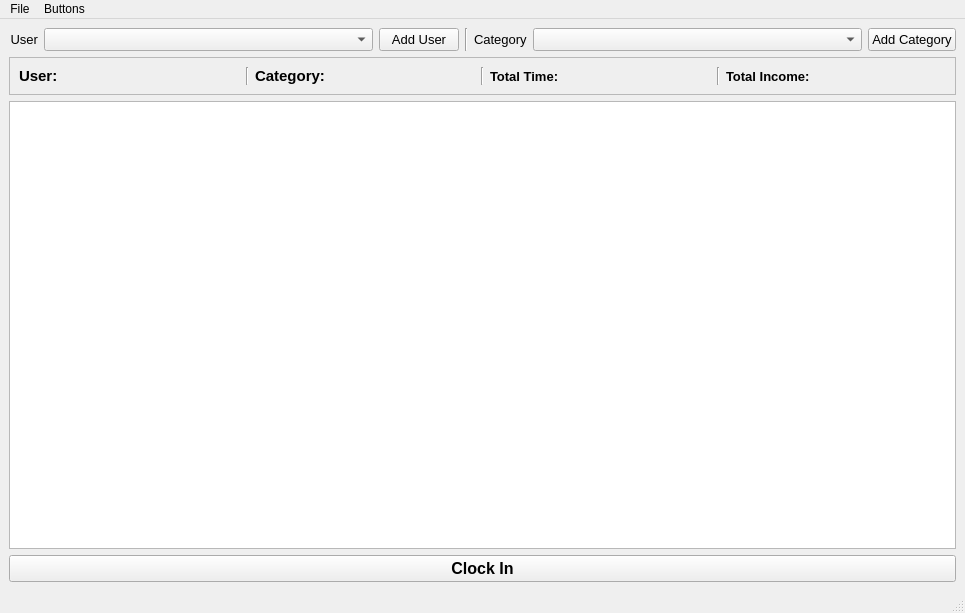
First picture: the form in Gui/MainWindow.ui, repository smithbro2115/Clocking, before the edit.
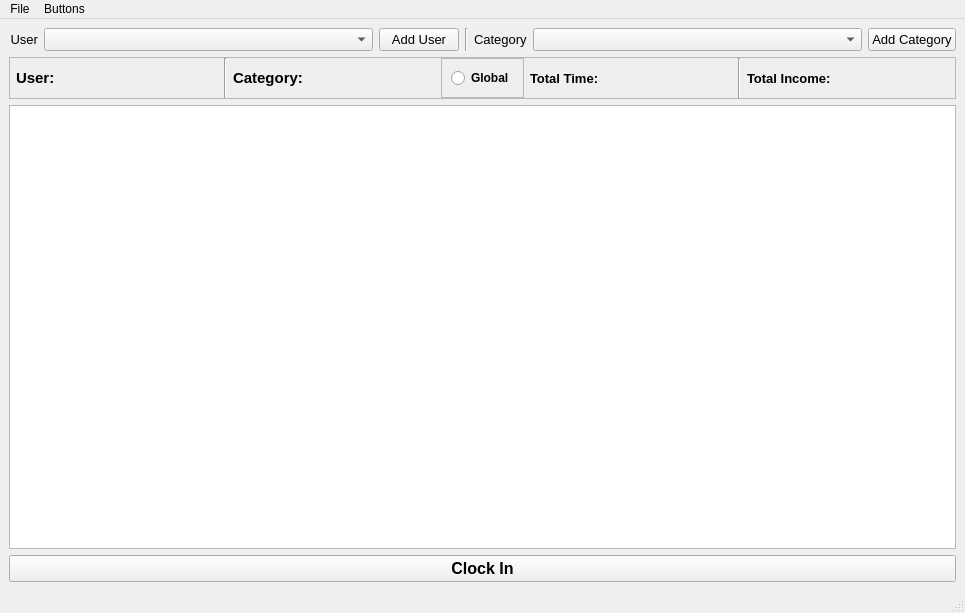
Second picture: the form after the edit.

Commit message: - Added global income and time - Made things format a little nicer

```diff
--- a/Gui/MainWindow.ui
+++ b/Gui/MainWindow.ui
@@ -33,6 +33,9 @@
           <pointsize>12</pointsize>
          </font>
         </property>
+        <property name="textElideMode">
+         <enum>Qt::ElideRight</enum>
+        </property>
        </widget>
       </item>
       <item row="1" column="1" colspan="3">
@@ -43,30 +46,66 @@
         <property name="frameShadow">
          <enum>QFrame::Raised</enum>
         </property>
-        <layout class="QGridLayout" name="gridLayout_4">
+        <layout class="QGridLayout" name="gridLayout_4" columnstretch="1,0,0,1,0,1,0,0,1">
+         <property name="leftMargin">
+          <number>6</number>
+         </property>
+         <property name="topMargin">
+          <number>0</number>
+         </property>
+         <property name="rightMargin">
+          <number>6</number>
+         </property>
+         <property name="bottomMargin">
+          <number>0</number>
+         </property>
          <item row="0" column="4">
-          <widget class="Line" name="line_3">
-           <property name="orientation">
-            <enum>Qt::Vertical</enum>
+          <widget class="QFrame" name="frame_2">
+           <property name="frameShape">
+            <enum>QFrame::StyledPanel</enum>
            </property>
+           <property name="frameShadow">
+            <enum>QFrame::Sunken</enum>
+           </property>
+           <layout class="QGridLayout" name="gridLayout_5">
+            <property name="leftMargin">
+             <number>9</number>
+            </property>
+            <item row="0" column="0">
+             <widget class="QRadioButton" name="globalRadioButton">
+              <property name="font">
+               <font>
+                <weight>75</weight>
+                <bold>true</bold>
+               </font>
+              </property>
+              <property name="layoutDirection">
+               <enum>Qt::LeftToRight</enum>
+              </property>
+              <property name="text">
+               <string>Global</string>
+              </property>
+             </widget>
+            </item>
+           </layout>
           </widget>
          </item>
-         <item row="0" column="5">
-          <widget class="QLabel" name="totalTimeLabel">
+         <item row="0" column="0">
+          <widget class="QLabel" name="userLabel">
            <property name="font">
             <font>
-             <pointsize>10</pointsize>
+             <pointsize>11</pointsize>
              <weight>75</weight>
              <bold>true</bold>
             </font>
            </property>
            <property name="text">
-            <string>Total Time:</string>
+            <string>User:</string>
            </property>
           </widget>
          </item>
-         <item row="0" column="7">
-          <widget class="Line" name="line_4">
+         <item row="0" column="1">
+          <widget class="Line" name="line">
            <property name="orientation">
             <enum>Qt::Vertical</enum>
            </property>
@@ -95,22 +134,8 @@
            </property>
           </widget>
          </item>
-         <item row="0" column="0">
-          <widget class="QLabel" name="userLabel">
-           <property name="font">
-            <font>
-             <pointsize>11</pointsize>
-             <weight>75</weight>
-             <bold>true</bold>
-            </font>
-           </property>
-           <property name="text">
-            <string>User:</string>
-           </property>
-          </widget>
-         </item>
-         <item row="0" column="1">
-          <widget class="Line" name="line">
+         <item row="0" column="7">
+          <widget class="Line" name="line_4">
            <property name="orientation">
             <enum>Qt::Vertical</enum>
            </property>
@@ -130,6 +155,20 @@
            </property>
           </widget>
          </item>
+         <item row="0" column="5">
+          <widget class="QLabel" name="totalTimeLabel">
+           <property name="font">
+            <font>
+             <pointsize>10</pointsize>
+             <weight>75</weight>
+             <bold>true</bold>
+            </font>
+           </property>
+           <property name="text">
+            <string>Total Time:</string>
+           </property>
+          </widget>
+         </item>
         </layout>
        </widget>
       </item>
```
The commit also changes 4 other files.
